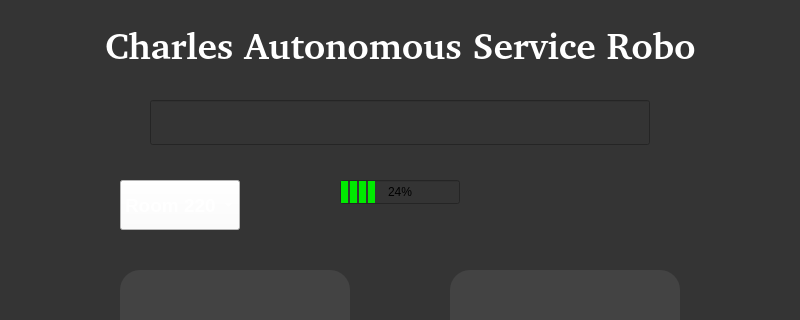
Above: touch_screen/ui/mainWindow.ui from hadiyah97/charlesUI before the change; both pictures show x 0 to 800 and y 0 to 320 of the 800 by 480 pixel window. Below: the same form after it.
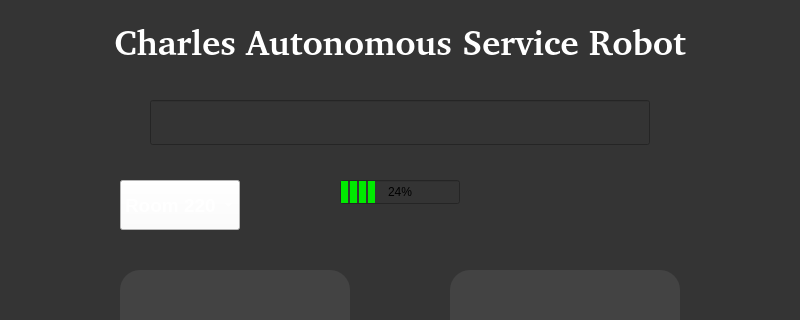
That is the form after the change.

```diff
--- a/touch_screen/ui/mainWindow.ui
+++ b/touch_screen/ui/mainWindow.ui
@@ -73,27 +73,33 @@
    <widget class="QLabel" name="label">
     <property name="geometry">
      <rect>
-      <x>105</x>
+      <x>0</x>
       <y>20</y>
-      <width>590</width>
-      <height>51</height>
+      <width>800</width>
+      <height>45</height>
      </rect>
     </property>
     <property name="font">
      <font>
       <family>Piboto [Goog]</family>
-      <pointsize>28</pointsize>
+      <pointsize>26</pointsize>
       <weight>75</weight>
       <italic>false</italic>
       <bold>true</bold>
      </font>
     </property>
+    <property name="layoutDirection">
+     <enum>Qt::LeftToRight</enum>
+    </property>
     <property name="styleSheet">
      <string notr="true">color: rgb(255, 255, 255)</string>
     </property>
     <property name="text">
      <string>Charles Autonomous Service Robot</string>
     </property>
+    <property name="alignment">
+     <set>Qt::AlignCenter</set>
+    </property>
    </widget>
    <widget class="QPushButton" name="go">
     <property name="geometry">
```
